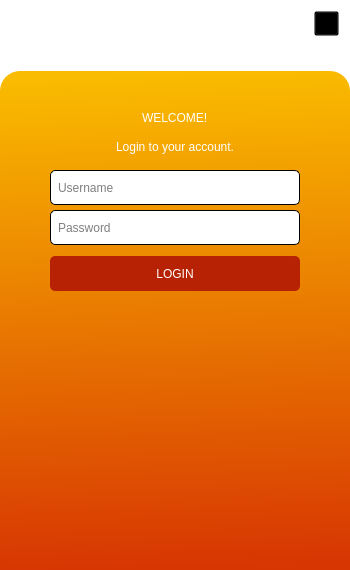
Kazu0210/Inventory-System, file app/src/ui/final_ui/login_window.ui: the form before one commit.
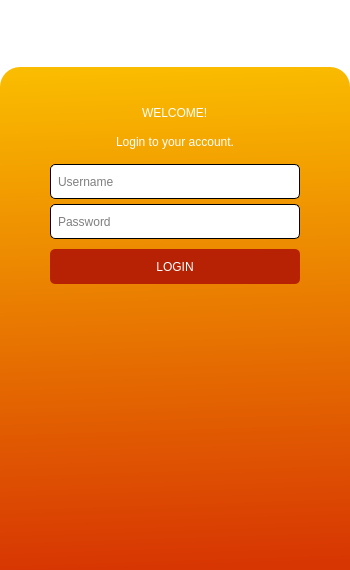
The form after the commit. Icons and pictures are not drawn.

Commit message: removed the borders from the ui

The edit to the form file:
```diff
--- a/app/src/ui/final_ui/login_window.ui
+++ b/app/src/ui/final_ui/login_window.ui
@@ -29,6 +29,7 @@
    <string notr="true">*{
 font: 10pt &quot;Noto Sans&quot;;
 background-color: transparent;
+border: none;
 }
 #MainWindow{
 background-color: #fff;
```
The commit also changes 9955 other files.
